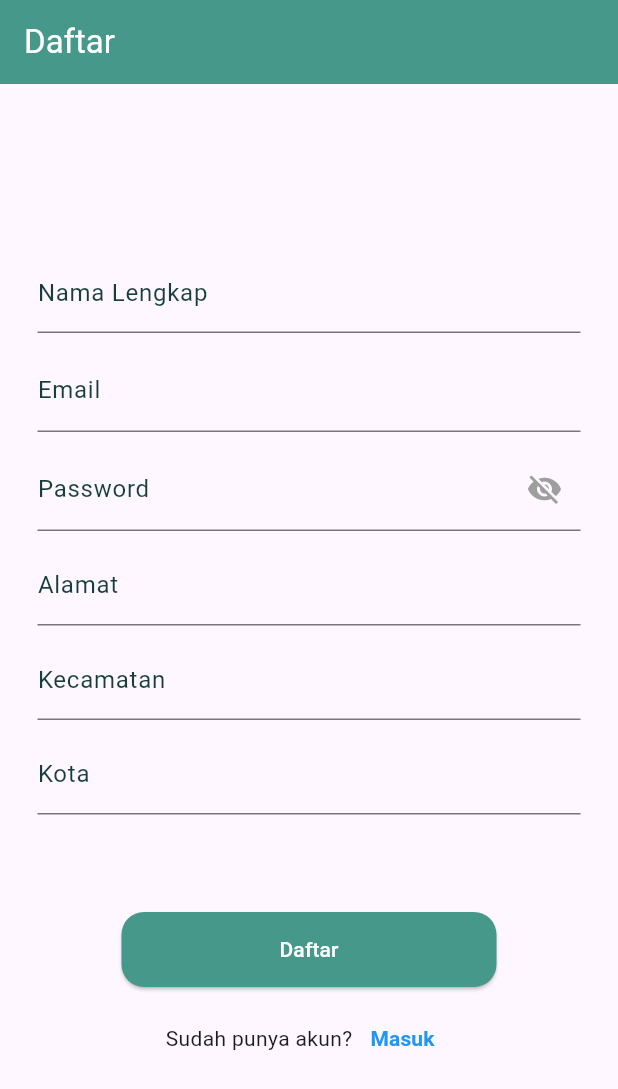
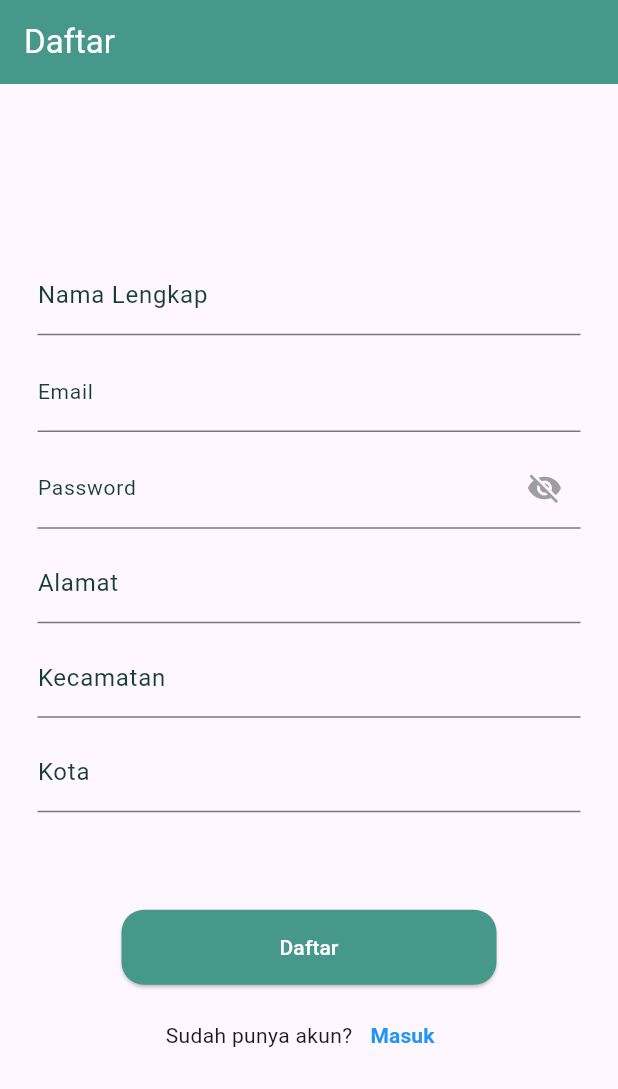
Before and after one commit to IkhwanWahyudi/MobiTax, a Flutter app: the Regis screen opened directly, on a phone screen of 412 x 824 dp. Shown: the top 1089 px of the screen. Run offline on Flutter 3.47's test engine with Material 3 defaults, Android fonts, the light colour scheme and no system bars; our stand-ins replace cloud_firestore, firebase_auth, firebase_core; accounts and stored records are empty.

Commit message:
font textfield registrasi

```diff
--- a/lib/register.dart
+++ b/lib/register.dart
@@ -109,6 +109,7 @@ class _regisState extends State<Regis> {
                     labelText: 'Email',
                     labelStyle: TextStyle(
                       color: Color(0xFF183D3D), // warna label teks
+                      fontSize: 14,
                     ),
                     focusedBorder: OutlineInputBorder(
                       borderSide: BorderSide(
@@ -147,6 +148,7 @@ class _regisState extends State<Regis> {
                     labelText: 'Password',
                     labelStyle: const TextStyle(
                       color: Color(0xFF183D3D), // warna label teks
+                      fontSize: 14,
                     ),
                     focusedBorder: const OutlineInputBorder(
                       borderSide: BorderSide(
```
